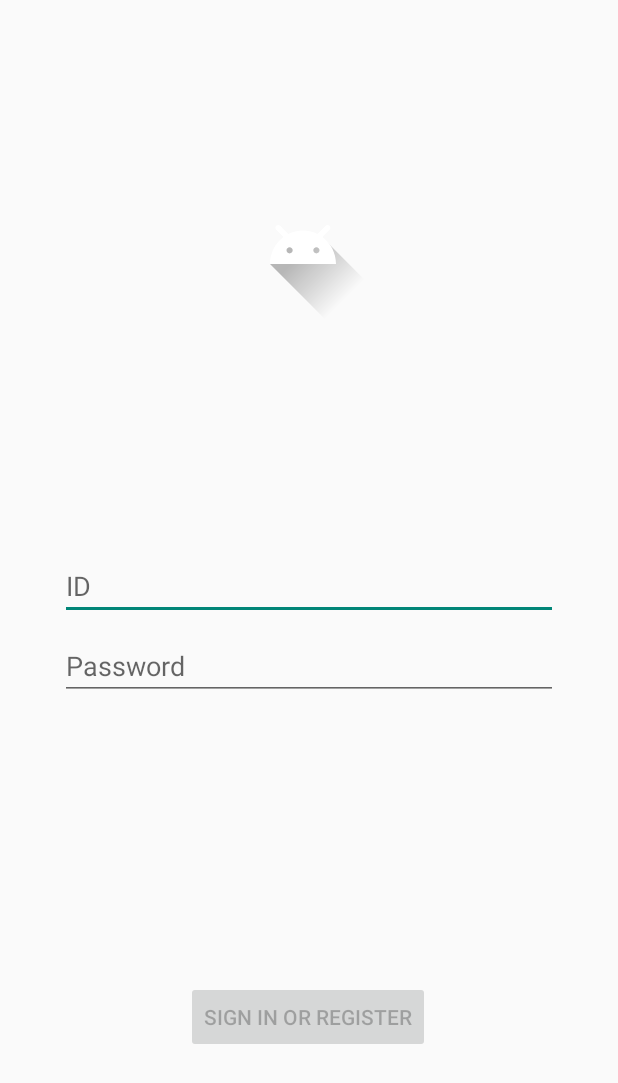
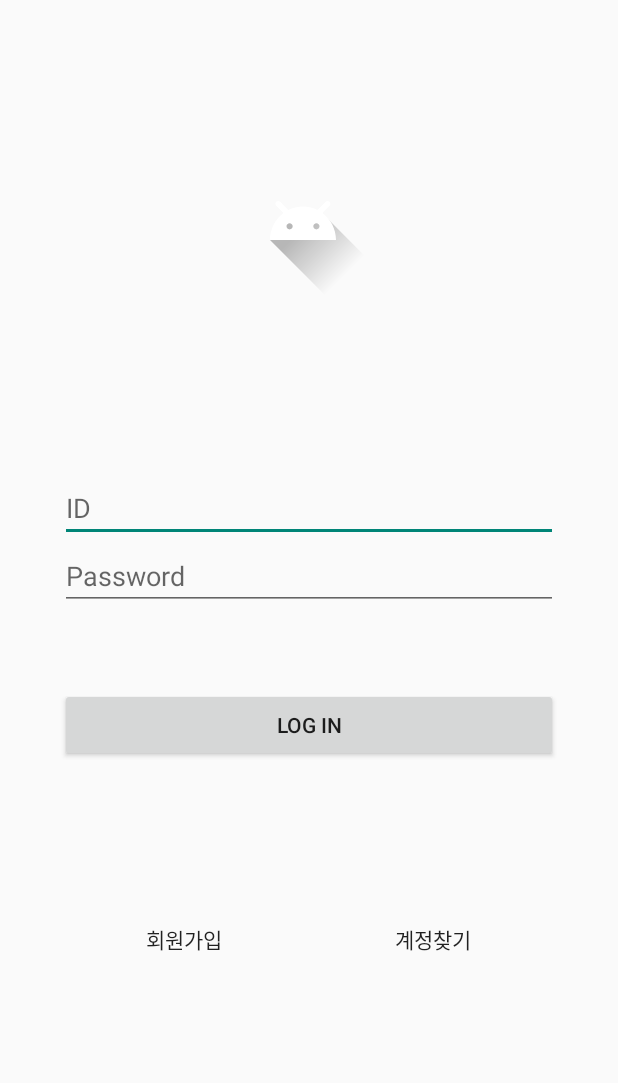
Before and after one commit to Kal-MH/songgulsongul, an Android app: the screen it shows after launch (LoginActivity), after a tap on "GO LOGIN", on a phone screen of 412 x 824 dp. Shown: the top 1083 px of the screen. Run offline under Robolectric (Android 15) with nearby library versions, the phone set to English and light mode, and no system bars.

Commit message:
android_login_modify

```diff
--- a/Android/paper/app/src/main/java/smu/capstone/paper/LoginActivity.java
+++ b/Android/paper/app/src/main/java/smu/capstone/paper/LoginActivity.java
@@ -1,14 +1,68 @@
 package smu.capstone.paper;
+
+import android.content.Intent;
+import android.os.Bundle;
+import android.text.Editable;
+import android.text.TextWatcher;
+import android.view.View;
+import android.widget.Button;
+import android.widget.EditText;
 
 import androidx.appcompat.app.AppCompatActivity;
 
-import android.os.Bundle;
+public class LoginActivity extends AppCompatActivity {
 
-public class LoginActivity extends AppCompatActivity {
+    Button login_go_join;
+    Button login_go_find;
+    Button login_btn;
+    EditText login_username;
 
     @Override
     protected void onCreate(Bundle savedInstanceState) {
         super.onCreate(savedInstanceState);
         setContentView(R.layout.activity_login);
+
+        login_username = findViewById(R.id.login_username);
+        login_btn = findViewById(R.id.login_btn);
+
+        login_go_join = findViewById(R.id.login_go_join);
+        login_go_find = findViewById(R.id.login_go_find);
+
+        login_go_join.setOnClickListener(new View.OnClickListener() {
+            @Override
+            public void onClick(View v) {
+                Intent intent = new Intent(LoginActivity.this, JoinActivity.class);
+                startActivity(intent);
+            }
+        });
+
+        login_go_find.setOnClickListener(new View.OnClickListener() {
+            @Override
+            public void onClick(View v) {
+                Intent intent = new Intent(LoginActivity.this, FindAccountActivity.class);
+                startActivity(intent);
+            }
+        });
+
+        // 텍스트 입력시 로그인 버튼 활성화
+        login_username.addTextChangedListener(new TextWatcher() {
+            @Override
+            public void beforeTextChanged(CharSequence s, int start, int count, int after) {
+
+            }
+
+            @Override
+            public void onTextChanged(CharSequence s, int start, int before, int count) {
+
+            }
+
+            @Override
+            public void afterTextChanged(Editable s) {
+                if(s.length() > 0) {
+                    login_btn.setClickable(true);
+                    login_btn.setBackgroundColor(0x9A93C8B4);
+                }
+            }
+        });
     }
 }
--- a/Android/paper/app/src/main/java/smu/capstone/paper/MainActivity.java
+++ b/Android/paper/app/src/main/java/smu/capstone/paper/MainActivity.java
@@ -9,11 +9,8 @@ import androidx.appcompat.app.AppCompatActivity;
 
 public class MainActivity extends AppCompatActivity {
 
-
-    Button temp_join;
     Button temp_login;
     Button temp_home;
-    Button temp_find;
     Button temp_upload;
     Button temp_realm;
 
@@ -23,10 +20,8 @@ public class MainActivity extends AppCompatActivity {
         super.onCreate(savedInstanceState);
         setContentView(R.layout.activity_main);
 
-        temp_join = findViewById(R.id.temp_join);
         temp_login = findViewById(R.id.temp_login);
         temp_home = findViewById(R.id.temp_home);
-        temp_find = findViewById(R.id.temp_find);
         temp_upload = findViewById(R.id.temp_upload);
         temp_realm = findViewById(R.id.go_temp_realm);
 
@@ -40,28 +35,11 @@ public class MainActivity extends AppCompatActivity {
             }
         });
 
-        temp_join.setOnClickListener(new View.OnClickListener() {
-            @Override
-            public void onClick(View view) {
-                Intent intent = new Intent(MainActivity.this, JoinActivity.class);
-                startActivity(intent);
-
-            }
-        });
-
 
         temp_home.setOnClickListener(new View.OnClickListener() {
             @Override
             public void onClick(View v) {
                 Intent intent = new Intent(MainActivity.this, HomeActivity.class);
-                startActivity(intent);
-            }
-        });
-
-        temp_find.setOnClickListener(new View.OnClickListener() {
-            @Override
-            public void onClick(View v) {
-                Intent intent = new Intent(MainActivity.this, FindAccountActivity.class);
                 startActivity(intent);
             }
         });
--- a/Android/paper/app/src/main/res/layout/activity_login.xml
+++ b/Android/paper/app/src/main/res/layout/activity_login.xml
@@ -17,9 +17,10 @@
         android:layout_height="0dp"
         android:layout_marginStart="141dp"
         android:layout_marginLeft="141dp"
-        android:layout_marginTop="96dp"
+        android:layout_marginTop="80dp"
         android:layout_marginEnd="146dp"
         android:layout_marginRight="146dp"
+        android:contentDescription="@string/app_name"
         app:layout_constraintEnd_toEndOf="parent"
         app:layout_constraintHorizontal_bias="0.625"
         app:layout_constraintStart_toStartOf="parent"
@@ -32,50 +33,85 @@
         android:layout_width="0dp"
         android:layout_height="wrap_content"
         android:layout_marginStart="24dp"
-        android:layout_marginTop="352dp"
+        android:layout_marginTop="300dp"
         android:layout_marginEnd="24dp"
 
         android:hint="@string/prompt_id"
+        android:importantForAutofill="no"
         android:inputType="textEmailAddress"
         android:selectAllOnFocus="true"
         app:layout_constraintEnd_toEndOf="parent"
+        app:layout_constraintHorizontal_bias="0.0"
         app:layout_constraintStart_toStartOf="parent"
-        app:layout_constraintTop_toTopOf="parent" />
+        app:layout_constraintTop_toTopOf="parent"
+        tools:targetApi="o" />
 
     <EditText
         android:id="@+id/login_pw"
         android:layout_width="0dp"
         android:layout_height="wrap_content"
         android:layout_marginStart="24dp"
-        android:layout_marginTop="8dp"
         android:layout_marginEnd="24dp"
 
         android:hint="@string/prompt_password"
         android:imeActionLabel="@string/action_sign_in_short"
         android:imeOptions="actionDone"
+        android:importantForAutofill="no"
         android:inputType="textPassword"
         android:selectAllOnFocus="true"
         app:layout_constraintEnd_toEndOf="parent"
         app:layout_constraintStart_toStartOf="parent"
-        app:layout_constraintTop_toBottomOf="@+id/login_username" />
+        app:layout_constraintTop_toBottomOf="@+id/login_username"
+        tools:targetApi="o" />
 
     <Button
         android:id="@+id/login_btn"
-        android:layout_width="wrap_content"
+        android:layout_width="0dp"
+        android:layout_height="49dp"
+        android:layout_gravity="start"
+        android:layout_marginStart="24dp"
+        android:layout_marginLeft="24dp"
+        android:layout_marginTop="52dp"
+        android:layout_marginEnd="24dp"
+        android:layout_marginRight="24dp"
+        android:clickable="false"
+        android:text="@string/log_in"
+        app:layout_constraintEnd_toEndOf="parent"
+        app:layout_constraintStart_toStartOf="parent"
+        app:layout_constraintTop_toBottomOf="@+id/login_pw" />
+
+    <LinearLayout
+        android:id="@+id/linearLayout2"
+        android:layout_width="0dp"
         android:layout_height="wrap_content"
-        android:layout_gravity="start"
-        android:layout_marginStart="48dp"
-        android:layout_marginTop="16dp"
-        android:layout_marginEnd="48dp"
-        android:layout_marginBottom="64dp"
-        android:enabled="false"
-        android:text="@string/action_sign_in"
+        android:layout_marginStart="24dp"
+        android:layout_marginLeft="24dp"
+        android:layout_marginTop="48dp"
+        android:layout_marginEnd="24dp"
+        android:layout_marginRight="24dp"
+        android:layout_marginBottom="112dp"
+        android:orientation="horizontal"
         app:layout_constraintBottom_toBottomOf="parent"
         app:layout_constraintEnd_toEndOf="parent"
-        app:layout_constraintHorizontal_bias="0.496"
         app:layout_constraintStart_toStartOf="parent"
-        app:layout_constraintTop_toBottomOf="@+id/login_pw"
-        app:layout_constraintVertical_bias="0.804" />
+        app:layout_constraintTop_toBottomOf="@+id/login_btn">
+
+        <Button
+            android:id="@+id/login_go_join"
+            style="@style/Widget.AppCompat.Button.Borderless"
+            android:layout_width="wrap_content"
+            android:layout_height="wrap_content"
+            android:layout_weight="1"
+            android:text="@string/sing_in" />
+
+        <Button
+            android:id="@+id/login_go_find"
+            style="@style/Widget.AppCompat.Button.Borderless"
+            android:layout_width="wrap_content"
+            android:layout_height="wrap_content"
+            android:layout_weight="1"
+            android:text="@string/find_account" />
+    </LinearLayout>
 
     <ProgressBar
         android:id="@+id/login_loading"
@@ -92,4 +128,5 @@
         app:layout_constraintStart_toStartOf="@+id/login_pw"
         app:layout_constraintTop_toTopOf="parent"
         app:layout_constraintVertical_bias="0.3" />
+
 </androidx.constraintlayout.widget.ConstraintLayout>
--- a/Android/paper/app/src/main/res/layout/activity_main.xml
+++ b/Android/paper/app/src/main/res/layout/activity_main.xml
@@ -20,25 +20,8 @@
     <Button
         android:layout_width="match_parent"
         android:layout_height="wrap_content"
-        android:text="go join"
-        android:id="@+id/temp_join"
-        >
-
-    </Button>
-    <Button
-        android:layout_width="match_parent"
-        android:layout_height="wrap_content"
         android:text="GO REALM TEST"
         android:id="@+id/go_temp_realm"
-        >
-
-    </Button>
-
-    <Button
-        android:layout_width="match_parent"
-        android:layout_height="wrap_content"
-        android:text="go find"
-        android:id="@+id/temp_find"
         >
 
     </Button>
--- a/Android/paper/app/src/main/res/values/strings.xml
+++ b/Android/paper/app/src/main/res/values/strings.xml
@@ -10,4 +10,7 @@
     <string name="invalid_username">Not a valid username</string>
     <string name="invalid_password">Password must be >5 characters</string>
     <string name="login_failed">"Login failed"</string>
+    <string name="log_in">Log in</string>
+    <string name="sing_in">회원가입</string>
+    <string name="find_account">계정찾기</string>
 </resources>
```
